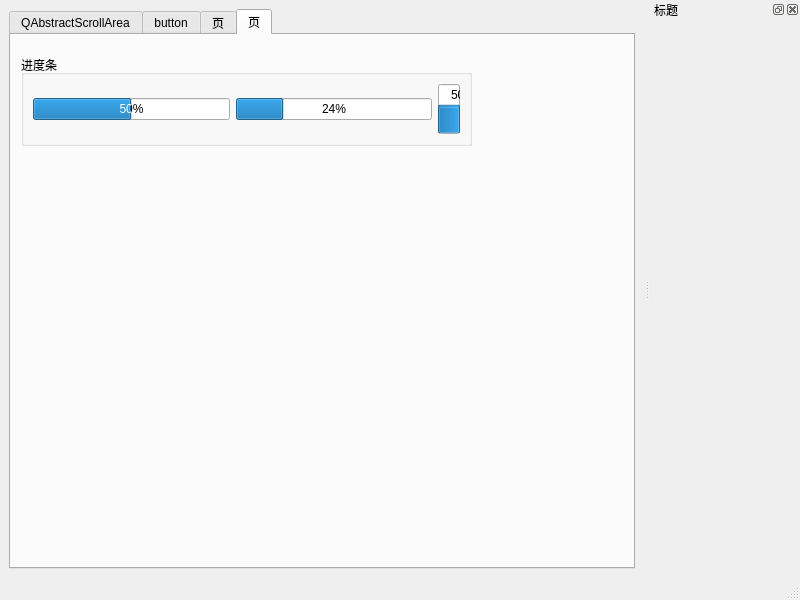
Before: the Qt Designer form QStyleDemo/QssDemo/mainwindow.ui in mahuifa/QMDemo, drawn with Qt 5.
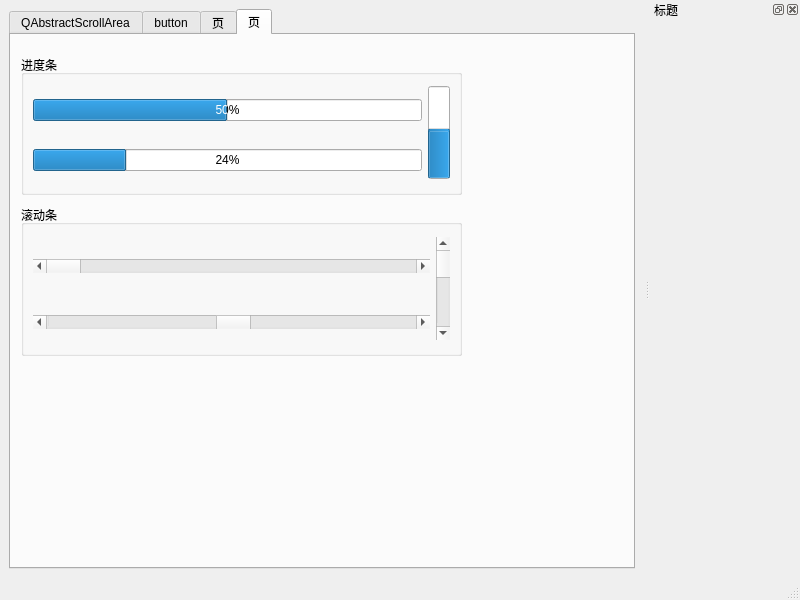
After: the same form once the commit is applied. The open tabs and pages were chosen to show the change.

```diff
--- a/QStyleDemo/QssDemo/mainwindow.ui
+++ b/QStyleDemo/QssDemo/mainwindow.ui
@@ -833,8 +833,8 @@
          <rect>
           <x>10</x>
           <y>20</y>
-          <width>451</width>
-          <height>91</height>
+          <width>441</width>
+          <height>140</height>
          </rect>
         </property>
         <property name="title">
@@ -851,7 +851,20 @@
            </property>
           </widget>
          </item>
-         <item row="0" column="1">
+         <item row="0" column="1" rowspan="2">
+          <widget class="QProgressBar" name="progressBar_3">
+           <property name="value">
+            <number>50</number>
+           </property>
+           <property name="alignment">
+            <set>Qt::AlignCenter</set>
+           </property>
+           <property name="orientation">
+            <enum>Qt::Vertical</enum>
+           </property>
+          </widget>
+         </item>
+         <item row="1" column="0">
           <widget class="QProgressBar" name="progressBar_2">
            <property name="value">
             <number>24</number>
@@ -870,16 +883,54 @@
            </property>
           </widget>
          </item>
-         <item row="0" column="2">
-          <widget class="QProgressBar" name="progressBar_3">
+        </layout>
+       </widget>
+       <widget class="QGroupBox" name="groupBox_10">
+        <property name="geometry">
+         <rect>
+          <x>10</x>
+          <y>170</y>
+          <width>441</width>
+          <height>151</height>
+         </rect>
+        </property>
+        <property name="title">
+         <string>滚动条</string>
+        </property>
+        <layout class="QGridLayout" name="gridLayout_8">
+         <item row="0" column="0">
+          <widget class="QScrollBar" name="horizontalScrollBar">
+           <property name="orientation">
+            <enum>Qt::Horizontal</enum>
+           </property>
+          </widget>
+         </item>
+         <item row="0" column="1" rowspan="2">
+          <widget class="QScrollBar" name="verticalScrollBar">
+           <property name="sizePolicy">
+            <sizepolicy hsizetype="Fixed" vsizetype="Minimum">
+             <horstretch>0</horstretch>
+             <verstretch>0</verstretch>
+            </sizepolicy>
+           </property>
+           <property name="minimumSize">
+            <size>
+             <width>0</width>
+             <height>100</height>
+            </size>
+           </property>
+           <property name="orientation">
+            <enum>Qt::Vertical</enum>
+           </property>
+          </widget>
+         </item>
+         <item row="1" column="0">
+          <widget class="QScrollBar" name="horizontalScrollBar_2">
            <property name="value">
             <number>50</number>
            </property>
-           <property name="alignment">
-            <set>Qt::AlignCenter</set>
-           </property>
            <property name="orientation">
-            <enum>Qt::Vertical</enum>
+            <enum>Qt::Horizontal</enum>
            </property>
           </widget>
          </item>
```
Left out of the diff: 55 changed lines with no effect on the pictures.
